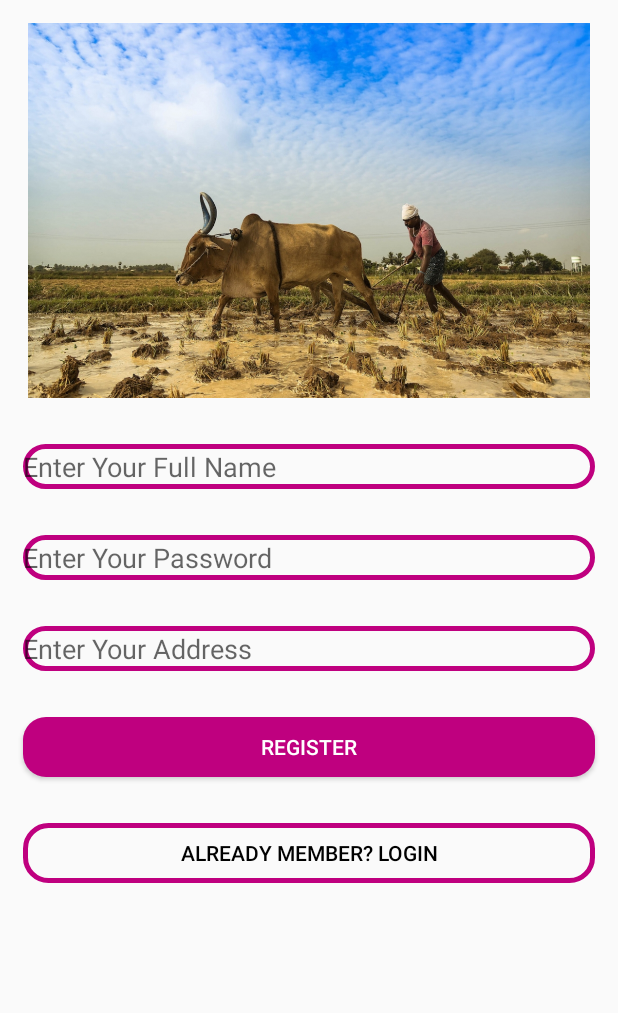
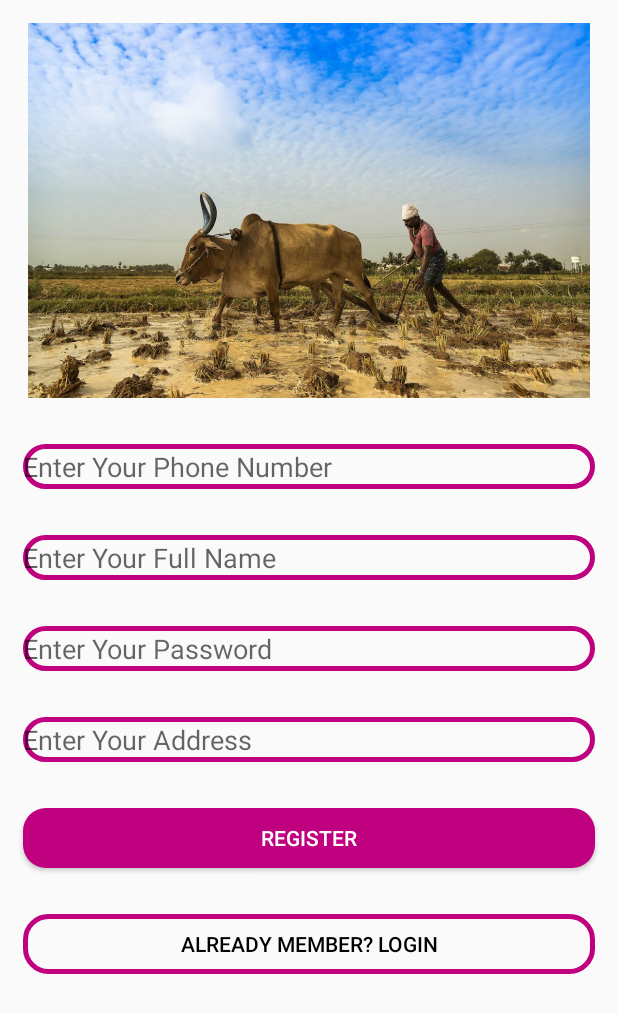
Before and after one commit to AbhhishekMadepogu/Annadatha, an Android app: the SellerRegistrationActivity screen opened directly, with no data from a screen before it, on a phone screen of 412 x 824 dp. Shown: the top 1013 px of the screen. Run offline under Robolectric (Android 15) with nearby library versions, the phone set to English and light mode, and no system bars.

Commit message:
SellerLogin

```diff
--- a/app/src/main/AndroidManifest.xml
+++ b/app/src/main/AndroidManifest.xml
@@ -12,7 +12,8 @@
         android:roundIcon="@mipmap/ic_launcher_round"
         android:supportsRtl="true"
         android:theme="@style/AppTheme">
-        <activity android:name=".SellerRegistrationActivity"></activity>
+        <activity android:name=".SellerLoginActivity"></activity>
+        <activity android:name=".SellerRegistrationActivity" />
         <activity android:name=".CartActivity" />
         <activity android:name=".ProductDetailsActivity" />
         <activity android:name=".SettingsActivity" />
--- a/app/src/main/java/com/abhishek/annadatha/SellerRegistrationActivity.java
+++ b/app/src/main/java/com/abhishek/annadatha/SellerRegistrationActivity.java
@@ -2,13 +2,39 @@ package com.abhishek.annadatha;
 
 import androidx.appcompat.app.AppCompatActivity;
 
+import android.content.Intent;
 import android.os.Bundle;
+import android.view.View;
+import android.widget.Button;
+import android.widget.EditText;
 
 public class SellerRegistrationActivity extends AppCompatActivity {
+    EditText txtPhoneNumber,txtAddress,txtPassword,txtName;
+    Button btnLogin,btnRegister;
 
     @Override
     protected void onCreate(Bundle savedInstanceState) {
         super.onCreate(savedInstanceState);
         setContentView(R.layout.activity_seller_registration);
+        txtPhoneNumber=findViewById(R.id.etsellerregPhone);
+        txtAddress=findViewById(R.id.etsellerregAddress);
+        txtName=findViewById(R.id.etsellerregName);
+        txtPassword=findViewById(R.id.etsellerregPassword);
+        btnRegister=findViewById(R.id.btnSellerregregister);
+        btnLogin=findViewById(R.id.btnSellerreglogin);
+        btnLogin.setOnClickListener(new View.OnClickListener() {
+            @Override
+            public void onClick(View v) {
+                Intent i=new Intent(SellerRegistrationActivity.this,SellerLoginActivity.class);
+                startActivity(i);
+
+            }
+        });
+        btnRegister.setOnClickListener(new View.OnClickListener() {
+            @Override
+            public void onClick(View v) {
+
+            }
+        });
     }
 }
--- a/app/src/main/res/layout/activity_product_details.xml
+++ b/app/src/main/res/layout/activity_product_details.xml
@@ -72,7 +72,7 @@
         android:text="Add to Cart"
         android:textStyle="bold"
         android:textColor="@android:color/black"
-        android:layout_marginTop="220dp"
+        android:layout_marginTop="120dp"
         android:layout_marginBottom="20dp"
         android:layout_marginLeft="15dp"
         android:layout_marginRight="15dp"
--- a/app/src/main/res/layout/activity_seller_registration.xml
+++ b/app/src/main/res/layout/activity_seller_registration.xml
@@ -16,6 +16,14 @@
         android:layout_width="match_parent"
         android:layout_height="30dp"
         android:layout_below="@+id/imgSeller"
+        android:layout_margin="15dp"
+        android:hint="Enter Your Phone Number"
+        android:background="@drawable/input_design"
+        android:id="@+id/etsellerregPhone"></EditText>
+    <EditText
+        android:layout_width="match_parent"
+        android:layout_height="30dp"
+        android:layout_below="@+id/etsellerregPhone"
         android:layout_margin="15dp"
         android:hint="Enter Your Full Name"
         android:background="@drawable/input_design"
@@ -52,7 +60,8 @@
         android:layout_margin="15dp"
         android:text="Already member? LOgin"
         android:background="@drawable/input_design"
-        android:textColor="@android:color/black"></Button>
+        android:textColor="@android:color/black"
+        android:id="@+id/btnSellerreglogin"></Button>
 
 
 </RelativeLayout>
```
Also changed, not shown: app/src/main/java/com/abhishek/annadatha/MainActivity.java (+10 -0 lines), app/src/main/java/com/abhishek/annadatha/SellerLoginActivity.java (added, +32 -0 lines), app/src/main/res/layout/activity_main.xml (+11 -0 lines), app/src/main/res/layout/activity_seller_login.xml (added, +49 -0 lines), app/src/main/res/drawable-v24/indianfarmersush.jpg (added).
